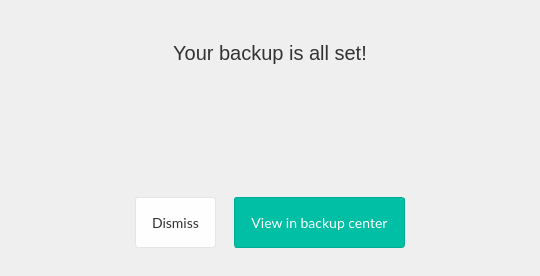
meganz/MEGAsync, file src/MEGASync/gui/linux/BackupSetupSuccessDialog.ui: the form before one commit.
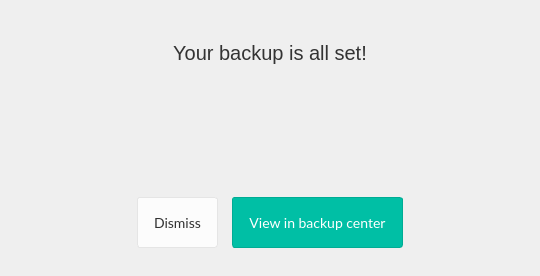
The form after the commit. Icons and pictures are not drawn.

Commit message: SNC-1779.  Setup Backup on DesktopApp (new MVC design) Changes:  - Adapt to new sync model and controller  - Update name collision policy: allow device name and backup folder collision (not "My Backups" folder)  - Warn when the target folder is in the rubbish bin  - UI updates (geometry, assets, strings, polish...)  - Code cleanup

Patch:
```diff
--- a/src/MEGASync/gui/linux/BackupSetupSuccessDialog.ui
+++ b/src/MEGASync/gui/linux/BackupSetupSuccessDialog.ui
@@ -32,8 +32,10 @@
 
 #bDismiss
 {
+background-color: qlineargradient(x1: 0, y1: 0, x2: 0, y2: 1,
+stop: 0 #ffffff, stop: 1 #FCFCFC);
 border: 1px solid #e5e5e5;
-background: #FEFEFE;
+background: #FCFCFC;
 color: #333333;
 }
 
@@ -94,6 +96,19 @@
      <property name="rightMargin">
       <number>131</number>
      </property>
+     <item>
+      <spacer name="horizontalSpacer_2">
+       <property name="orientation">
+        <enum>Qt::Horizontal</enum>
+       </property>
+       <property name="sizeHint" stdset="0">
+        <size>
+         <width>40</width>
+         <height>20</height>
+        </size>
+       </property>
+      </spacer>
+     </item>
      <item>
       <widget class="QPushButton" name="bDismiss">
        <property name="sizePolicy">
@@ -132,6 +147,19 @@
        </property>
       </widget>
      </item>
+     <item>
+      <spacer name="horizontalSpacer">
+       <property name="orientation">
+        <enum>Qt::Horizontal</enum>
+       </property>
+       <property name="sizeHint" stdset="0">
+        <size>
+         <width>40</width>
+         <height>20</height>
+        </size>
+       </property>
+      </spacer>
+     </item>
     </layout>
    </item>
   </layout>
```
Left out of the diff: 8 changed lines with no effect on the pictures. The commit also changes 25 other files.
